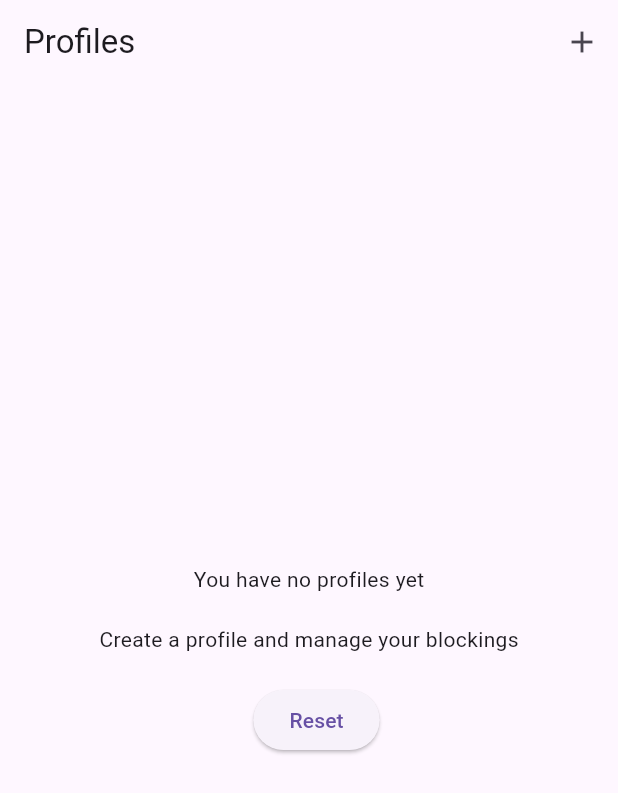
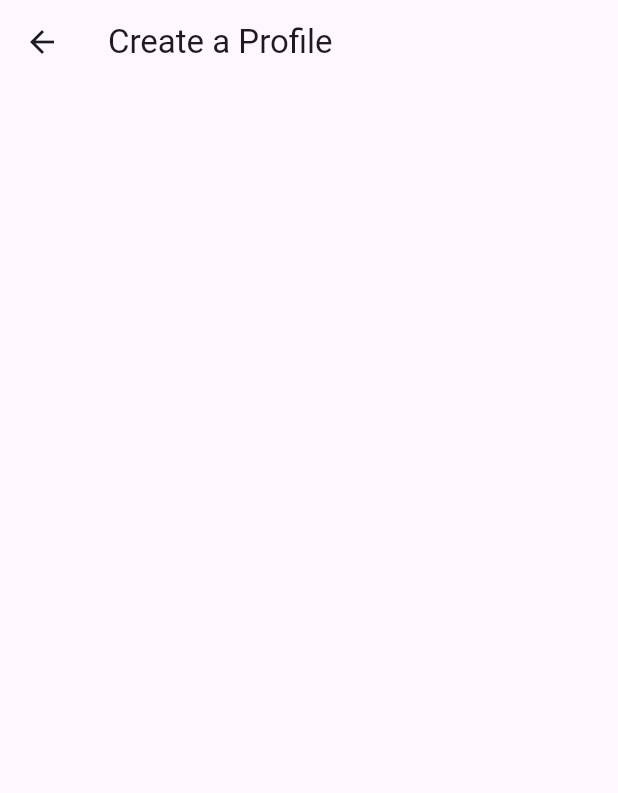
Before and after one commit to navedn/octo-couscous, a Flutter app: the screen it shows after launch, after a tap on the "add" icon, on a phone screen of 412 x 824 dp. Shown: the top 793 px of the screen. Run offline on Flutter 3.47's test engine with Material 3 defaults, Android fonts, the phone set to English and light mode, and no system bars.

Commit message:
All basic screens set up with placeholders

```diff
--- /dev/null
+++ b/lib/screens/create_profile_screen.dart
@@ -0,0 +1,19 @@
+import 'package:flutter/material.dart';
+
+class CreateProfileScreen extends StatefulWidget {
+  const CreateProfileScreen({super.key});
+
+  @override
+  State<CreateProfileScreen> createState() => _CreateProfileScreenState();
+}
+
+class _CreateProfileScreenState extends State<CreateProfileScreen> {
+  @override
+  Widget build(BuildContext context) {
+    return Scaffold(
+      appBar: AppBar(
+        title: const Text('Create a Profile'),
+      ),
+    );
+  }
+}
--- a/lib/screens/profile_screen.dart
+++ b/lib/screens/profile_screen.dart
@@ -1,3 +1,4 @@
+import 'package:app_blocker/screens/create_profile_screen.dart';
 import 'package:flutter/material.dart';
 
 class ProfileScreen extends StatefulWidget {
@@ -15,7 +16,14 @@ class _ProfileScreenState extends State<ProfileScreen> {
         title: const Text('Profiles'),
         actions: [
           IconButton(
-              onPressed: DoNothingAction.new, icon: const Icon(Icons.add))
+            icon: const Icon(Icons.add),
+            onPressed: () {
+              Navigator.push(
+                context,
+                MaterialPageRoute(builder: (context) => CreateProfileScreen()),
+              );
+            },
+          )
         ],
       ),
       body: Column(
@@ -36,9 +44,13 @@ class _ProfileScreenState extends State<ProfileScreen> {
                 children: [
                   SizedBox(width: 10), // Sets space between the buttons
                   ElevatedButton(
-                    child: Text('Reset'),
+                    child: Text('Create'),
                     onPressed: () {
-                      setState(() {});
+                      Navigator.push(
+                        context,
+                        MaterialPageRoute(
+                            builder: (context) => CreateProfileScreen()),
+                      );
                     },
                   ),
                 ],
```
